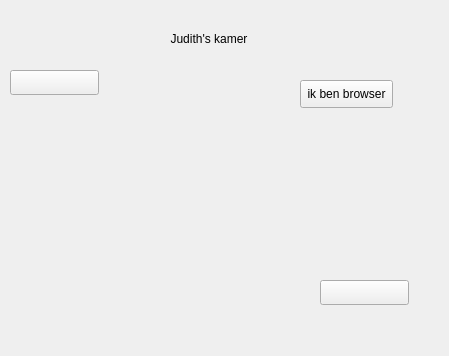
Qt form kamer_judith.ui (djog/djog_nanos_2018) before a commit.
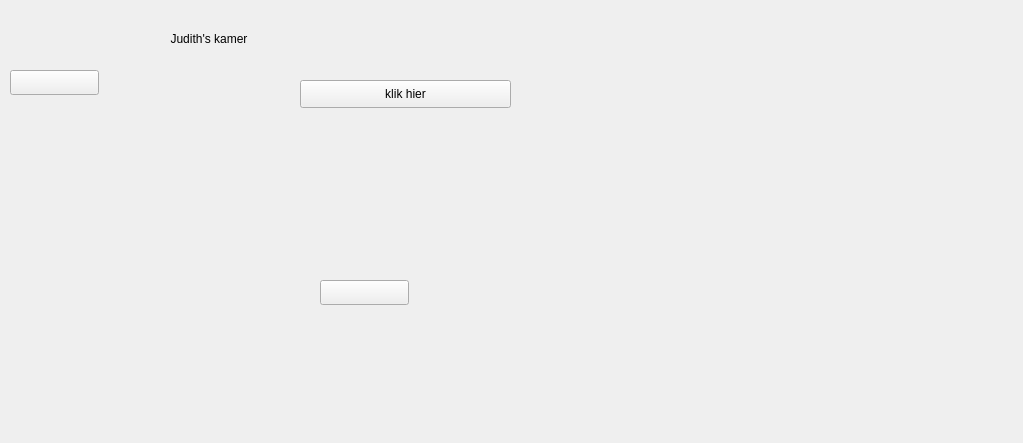
The same form after that commit. Icons and pictures are not drawn.

```diff
--- a/kamer_judith.ui
+++ b/kamer_judith.ui
@@ -6,8 +6,8 @@
    <rect>
     <x>0</x>
     <y>0</y>
-    <width>449</width>
-    <height>356</height>
+    <width>1023</width>
+    <height>443</height>
    </rect>
   </property>
   <property name="windowTitle">
@@ -60,12 +60,12 @@
     <rect>
      <x>300</x>
      <y>80</y>
-     <width>93</width>
+     <width>211</width>
      <height>28</height>
     </rect>
    </property>
    <property name="text">
-    <string>ik ben browser</string>
+    <string>klik hier</string>
    </property>
   </widget>
   <widget class="QLabel" name="label_2">
```
